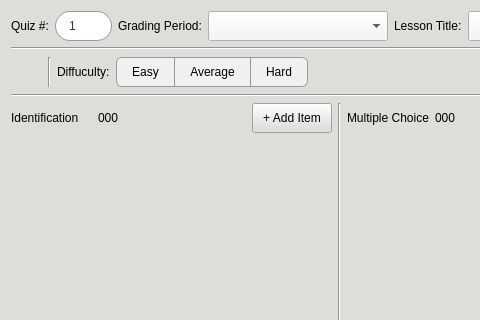
The window that CAI_PyQt/CAI_Admin/UI/QuizDialog.ui (CPG19040/CPG19040) describes before a commit, drawn with Qt 5; both pictures show x 0 to 480 and y 0 to 320 of the 1016 by 689 pixel window.
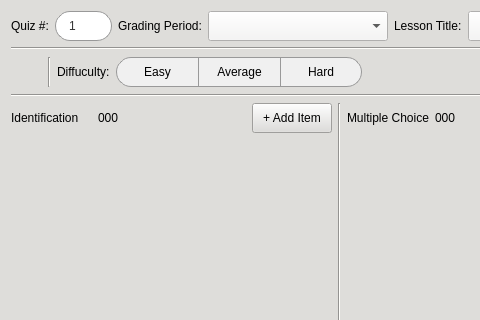
The same window after the commit. Icons and pictures are not drawn.

```diff
--- a/CAI_PyQt/CAI_Admin/UI/QuizDialog.ui
+++ b/CAI_PyQt/CAI_Admin/UI/QuizDialog.ui
@@ -461,8 +461,8 @@
 
 /* LEFT BUTTON (Easy) */
 QPushButton#btnEasy {
-    border-top-left-radius: 6px;
-    border-bottom-left-radius: 6px;
+    border-top-left-radius: 15px;
+    border-bottom-left-radius: 15px;
     border-right: none; /* Avoid double borders in the middle */
 }
 QPushButton#btnEasy:checked {
@@ -484,8 +484,8 @@
 
 /* RIGHT BUTTON (Hard) */
 QPushButton#btnHard {
-    border-top-right-radius: 6px;
-    border-bottom-right-radius: 6px;
+    border-top-right-radius: 15px;
+    border-bottom-right-radius: 15px;
 }
 QPushButton#btnHard:checked {
 	background-color: #F07D75; /* Red */
@@ -518,7 +518,13 @@
              <widget class="QPushButton" name="btnEasy">
               <property name="minimumSize">
                <size>
-                <width>0</width>
+                <width>82</width>
+                <height>30</height>
+               </size>
+              </property>
+              <property name="maximumSize">
+               <size>
+                <width>82</width>
                 <height>30</height>
                </size>
               </property>
@@ -537,7 +543,13 @@
              <widget class="QPushButton" name="btnAverage">
               <property name="minimumSize">
                <size>
-                <width>0</width>
+                <width>82</width>
+                <height>30</height>
+               </size>
+              </property>
+              <property name="maximumSize">
+               <size>
+                <width>82</width>
                 <height>30</height>
                </size>
               </property>
@@ -556,7 +568,13 @@
              <widget class="QPushButton" name="btnHard">
               <property name="minimumSize">
                <size>
-                <width>0</width>
+                <width>82</width>
+                <height>30</height>
+               </size>
+              </property>
+              <property name="maximumSize">
+               <size>
+                <width>82</width>
                 <height>30</height>
                </size>
               </property>
```
